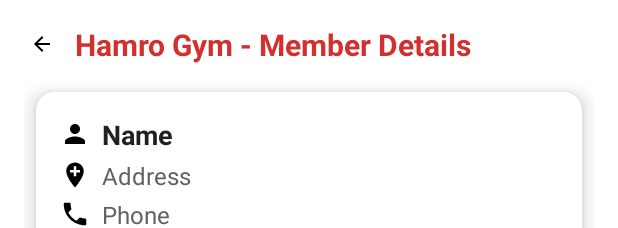
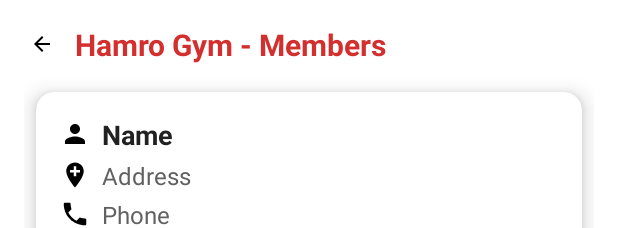
Before and after one commit to Rabindra-Bhattarai/Kotlin-ind., an Android app: the layout item_member.xml on its own in the app's theme, with its tools: preview values and no code run, on a phone screen of 412 x 824 dp. Shown: the top 228 px of the screen. Run offline under Robolectric (Android 15) with nearby library versions, the phone set to English and light mode, and no system bars.

Commit message:
View Members

```diff
--- a/app/src/main/res/layout/item_member.xml
+++ b/app/src/main/res/layout/item_member.xml
@@ -26,7 +26,7 @@
         <TextView
             android:layout_width="wrap_content"
             android:layout_height="wrap_content"
-            android:text="Hamro Gym - Member Details"
+            android:text="Hamro Gym - Members"
             android:textSize="20sp"
             android:textStyle="bold"
             android:textColor="#D32F2F"
```
